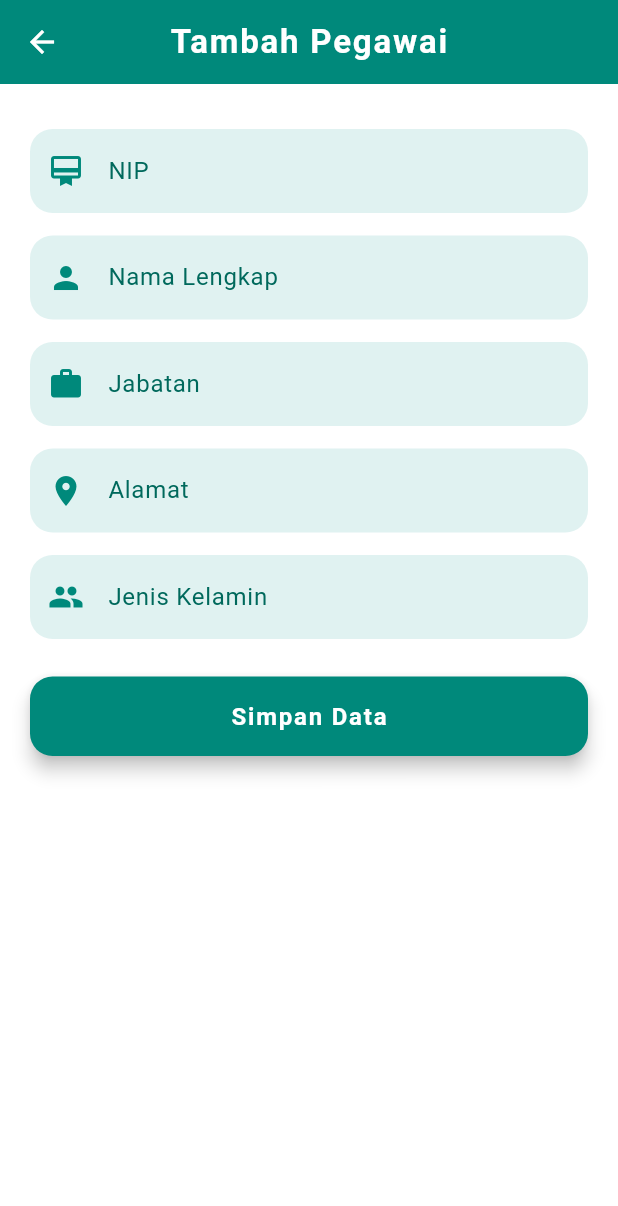
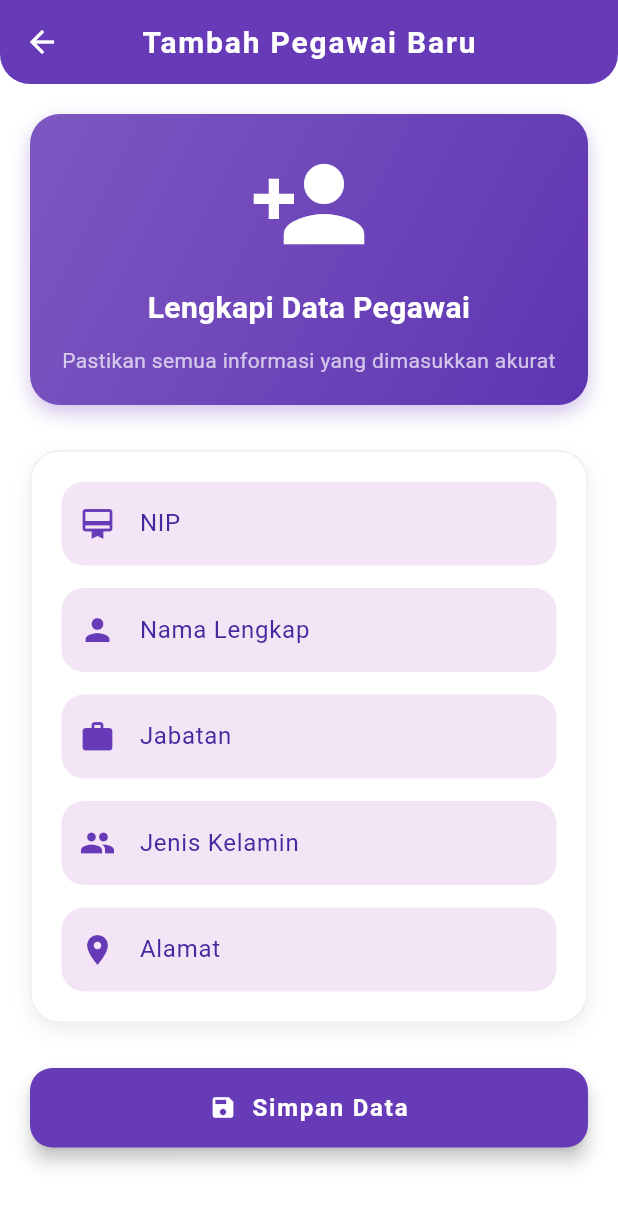
Before and after one commit to razizzahmad/newMobile, a Flutter app: the PegawaiAddView screen opened directly, on a phone screen of 412 x 824 dp. Shown: the top 1206 px of the screen. Run offline on Flutter 3.47's test engine with Material 3 defaults, Android fonts, the phone set to English and light mode, and no system bars; our stand-ins replace cloud_firestore, firebase_auth, firebase_core, get, google_sign_in; accounts and stored records are empty.

Commit message:
#3 new tampilan pegawai add view

```diff
--- a/lib/app/modules/pegawai/views/pegawai_add_view.dart
+++ b/lib/app/modules/pegawai/views/pegawai_add_view.dart
@@ -10,24 +10,108 @@ class PegawaiAddView extends GetView<PegawaiController> {
     return Scaffold(
       backgroundColor: Colors.white,
       appBar: AppBar(
-        title: const Text(
-          'Tambah Pegawai',
+        title: Text(
+          'Tambah Pegawai Baru',
           style: TextStyle(
             fontWeight: FontWeight.bold,
             letterSpacing: 1.2,
             color: Colors.white,
+            fontSize: 20,
           ),
         ),
         centerTitle: true,
         elevation: 0,
-        backgroundColor: Colors.teal[600],
+        backgroundColor: Colors.deepPurple,
         iconTheme: IconThemeData(color: Colors.white),
+        shape: RoundedRectangleBorder(
+          borderRadius: BorderRadius.vertical(
+            bottom: Radius.circular(20),
+          ),
+        ),
       ),
       body: SingleChildScrollView(
-        child: Container(
-          padding: const EdgeInsets.symmetric(horizontal: 20, vertical: 30),
+        child: Padding(
+          padding: const EdgeInsets.all(20.0),
           child: Column(
             crossAxisAlignment: CrossAxisAlignment.stretch,
+            children: [
+              _buildHeaderSection(),
+              SizedBox(height: 30),
+              _buildFormSection(),
+              SizedBox(height: 30),
+              _buildSaveButton(),
+            ],
+          ),
+        ),
+      ),
+    );
+  }
+
+  Widget _buildHeaderSection() {
+    return Container(
+      padding: EdgeInsets.all(20),
+      decoration: BoxDecoration(
+        gradient: LinearGradient(
+          colors: [Colors.deepPurple[400]!, Colors.deepPurple[600]!],
+          begin: Alignment.topLeft,
+          end: Alignment.bottomRight,
+        ),
+        borderRadius: BorderRadius.circular(20),
+        boxShadow: [
+          BoxShadow(
+            color: Colors.deepPurple.withOpacity(0.3),
+            blurRadius: 10,
+            offset: Offset(0, 5),
+          )
+        ],
+      ),
+      child: Column(
+        children: [
+          Icon(
+            Icons.person_add,
+            color: Colors.white,
+            size: 80,
+          ),
+          SizedBox(height: 15),
+          Text(
+            'Lengkapi Data Pegawai',
+            style: TextStyle(
+              color: Colors.white,
+              fontSize: 20,
+              fontWeight: FontWeight.bold,
+            ),
+            textAlign: TextAlign.center,
+          ),
+          SizedBox(height: 10),
+          Text(
+            'Pastikan semua informasi yang dimasukkan akurat',
+            style: TextStyle(
+              color: Colors.white70,
+              fontSize: 14,
+            ),
+            textAlign: TextAlign.center,
+          ),
+        ],
+      ),
+    );
+  }
+
+  Widget _buildFormSection() {
+    return Container(
+      decoration: BoxDecoration(
+        color: Colors.white,
+        borderRadius: BorderRadius.circular(20),
+        boxShadow: [
+          BoxShadow(
+            color: Colors.grey.shade200,
+            blurRadius: 10,
+            offset: Offset(0, 5),
+          )
+        ],
+        border: Border.all(color: Colors.grey.shade200),
+      ),
+      padding: EdgeInsets.all(20),
+      child: Column(
         children: [
           _buildTextField(
             controller: controller.cNip,
@@ -35,39 +119,35 @@ class PegawaiAddView extends GetView<PegawaiController> {
             icon: Icons.card_membership,
             textInputAction: TextInputAction.next,
           ),
-              const SizedBox(height: 15),
+          SizedBox(height: 15),
           _buildTextField(
             controller: controller.cNama,
             label: "Nama Lengkap",
             icon: Icons.person,
             textInputAction: TextInputAction.next,
           ),
-              const SizedBox(height: 15),
+          SizedBox(height: 15),
           _buildTextField(
             controller: controller.cJabatan,
             label: "Jabatan",
             icon: Icons.work,
             textInputAction: TextInputAction.next,
           ),
-              const SizedBox(height: 15),
+          SizedBox(height: 15),
+          _buildTextField(
+            controller: controller.cJeniskelamin,
+            label: "Jenis Kelamin",
+            icon: Icons.people,
+            textInputAction: TextInputAction.next,
+          ),
+          SizedBox(height: 15),
           _buildTextField(
             controller: controller.cAlamat,
             label: "Alamat",
             icon: Icons.location_on,
-                textInputAction: TextInputAction.next,
-              ),
-              const SizedBox(height: 15),
-              _buildTextField(
-                controller: controller.cJeniskelamin,
-                label: "Jenis Kelamin",
-                icon: Icons.people,
             textInputAction: TextInputAction.done,
           ),
-              const SizedBox(height: 25),
-              _buildSaveButton(context),
         ],
-          ),
-        ),
       ),
     );
   }
@@ -82,44 +162,49 @@ class PegawaiAddView extends GetView<PegawaiController> {
       controller: controller,
       textInputAction: textInputAction,
       autocorrect: false,
-      style: const TextStyle(color: Colors.black87),
+      style: TextStyle(color: Colors.black87),
       decoration: InputDecoration(
         labelText: label,
-        prefixIcon: Icon(icon, color: Colors.teal[600]),
+        prefixIcon: Icon(icon, color: Colors.deepPurple),
         filled: true,
-        fillColor: Colors.teal[50],
+        fillColor: Colors.purple[50],
         border: OutlineInputBorder(
           borderRadius: BorderRadius.circular(15),
           borderSide: BorderSide.none,
         ),
         focusedBorder: OutlineInputBorder(
           borderRadius: BorderRadius.circular(15),
-          borderSide: BorderSide(color: Colors.teal[300]!, width: 2),
+          borderSide: BorderSide(color: Colors.deepPurple, width: 2),
         ),
-        labelStyle: TextStyle(color: Colors.teal[800]),
+        labelStyle: TextStyle(color: Colors.deepPurple[800]),
       ),
     );
   }
 
-  Widget _buildSaveButton(BuildContext context) {
+  Widget _buildSaveButton() {
     return ElevatedButton(
       onPressed: () => controller.add(
         controller.cNama.text,
-        controller.cJabatan.text,
+        controller.cNip.text,
         controller.cJabatan.text,
         controller.cJeniskelamin.text,
         controller.cAlamat.text,
       ),
       style: ElevatedButton.styleFrom(
-        backgroundColor: Colors.teal[600],
+        backgroundColor: Colors.deepPurple,
         foregroundColor: Colors.white,
-        padding: const EdgeInsets.symmetric(vertical: 15),
+        padding: EdgeInsets.symmetric(vertical: 15),
         shape: RoundedRectangleBorder(
           borderRadius: BorderRadius.circular(15),
         ),
         elevation: 5,
       ),
-      child: const Text(
+      child: Row(
+        mainAxisAlignment: MainAxisAlignment.center,
+        children: [
+          Icon(Icons.save),
+          SizedBox(width: 10),
+          Text(
             "Simpan Data",
             style: TextStyle(
               fontSize: 16,
@@ -127,6 +212,8 @@ class PegawaiAddView extends GetView<PegawaiController> {
               letterSpacing: 1.2,
             ),
           ),
+        ],
+      ),
     );
   }
 }
```
Lines whose indentation alone changed are shown as unchanged.
